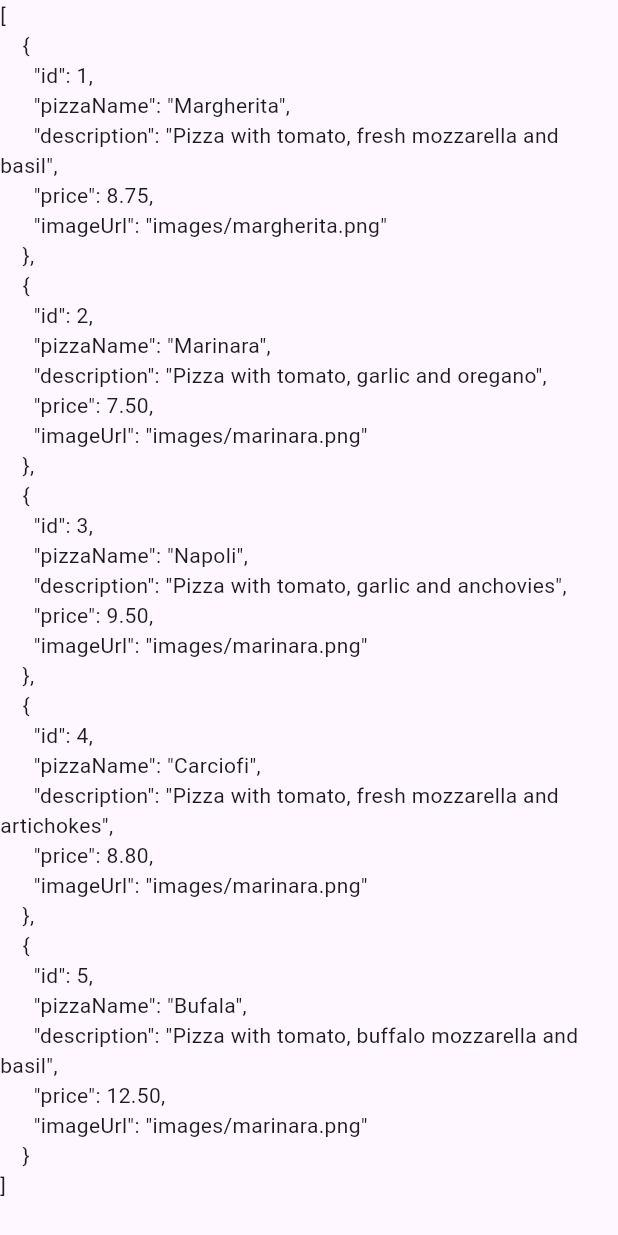
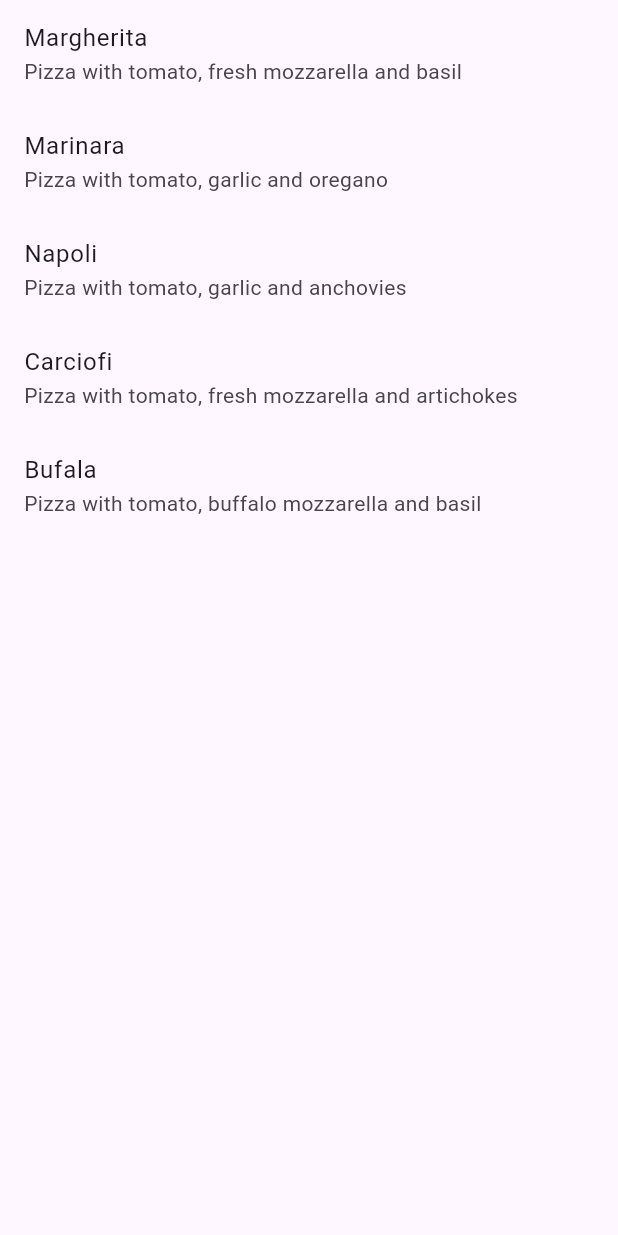
Before and after one commit to Majid5654/Persistensi-Data, a Flutter app: the screen it shows after launch, on a phone screen of 412 x 824 dp. Run offline on Flutter 3.47's test engine with Material 3 defaults, Android fonts, the phone set to English and light mode, and no system bars.

Commit message:
W13: Answer to Question 3

```diff
--- a/lib/main.dart
+++ b/lib/main.dart
@@ -1,3 +1,5 @@
+import 'dart:convert';
+import './model/pizza.dart';
 import 'package:flutter/material.dart';
 
 void main() {
@@ -26,26 +28,53 @@ class MyHomePage extends StatefulWidget {
 }
 
 class _MyHomePageState extends State<MyHomePage> {
+  List<Pizza> myPizzas = [];
   String pizzaString = '';
   @override
   void initState() {
     super.initState();
-    readJsonFile();
+    WidgetsBinding.instance.addPostFrameCallback((_) {
+      readJsonFile().then((value) {
+        setState(() {
+          myPizzas = value;
+          pizzaString = value.toString();
+        });
+      });
+    });
   }
+
   @override
-
   Widget build(BuildContext context) {
     return Scaffold(
-      body: Text(pizzaString),
+      body: myPizzas.isEmpty
+          ? const Center(child: CircularProgressIndicator())
+          : ListView.builder(
+              itemCount: myPizzas.length,
+              itemBuilder: (context, index) {
+                return ListTile(
+                  title: Text(myPizzas[index].pizzaName),
+                  subtitle: Text(myPizzas[index].description),
+                );
+              },
+            ),
     );
   }
 
-  Future readJsonFile() async {
+  Future<List<Pizza>> readJsonFile() async {
     String myString = await DefaultAssetBundle.of(
       context,
     ).loadString('assets/pizzalist.json');
-    setState(() {
-      pizzaString = myString;
-    });
+
+    var pizzaMapList = json.decode(myString);
+    return parsePizzas(pizzaMapList);
+  }
+
+  List<Pizza> parsePizzas(List<dynamic> pizzaMapList) {
+    List<Pizza> list = [];
+
+    for (var pizza in pizzaMapList) {
+      list.add(Pizza.fromJson(pizza));
+    }
+    return list;
   }
 }
--- /dev/null
+++ b/lib/model/pizza.dart
@@ -0,0 +1,27 @@
+class Pizza {
+  final int id;
+  final String pizzaName;
+  final String description;
+  final double price;
+  final String imageUrl;
+
+  // Constructor default
+  Pizza({
+    required this.id,
+    required this.pizzaName,
+    required this.description,
+    required this.price,
+    required this.imageUrl,
+  });
+
+  // Constructor fromJson
+  factory Pizza.fromJson(Map<String, dynamic> json) {
+    return Pizza(
+      id: json['id'] as int,
+      pizzaName: json['pizzaName'] as String,
+      description: json['description'] as String,
+      price: (json['price'] as num).toDouble(),
+      imageUrl: json['imageUrl'] as String,
+    );
+  }
+}
--- a/pubspec.yaml
+++ b/pubspec.yaml
@@ -58,7 +58,7 @@ flutter:
 
   # To add assets to your application, add an assets section, like this:
   assets:
-    - assets/
+    - assets/pizzalist.json
   #   - images/a_dot_ham.jpeg
 
   # An image asset can refer to one or more resolution-specific "variants", see
```
Also changed, not shown: IMG/2.png (added), 2 other files.
